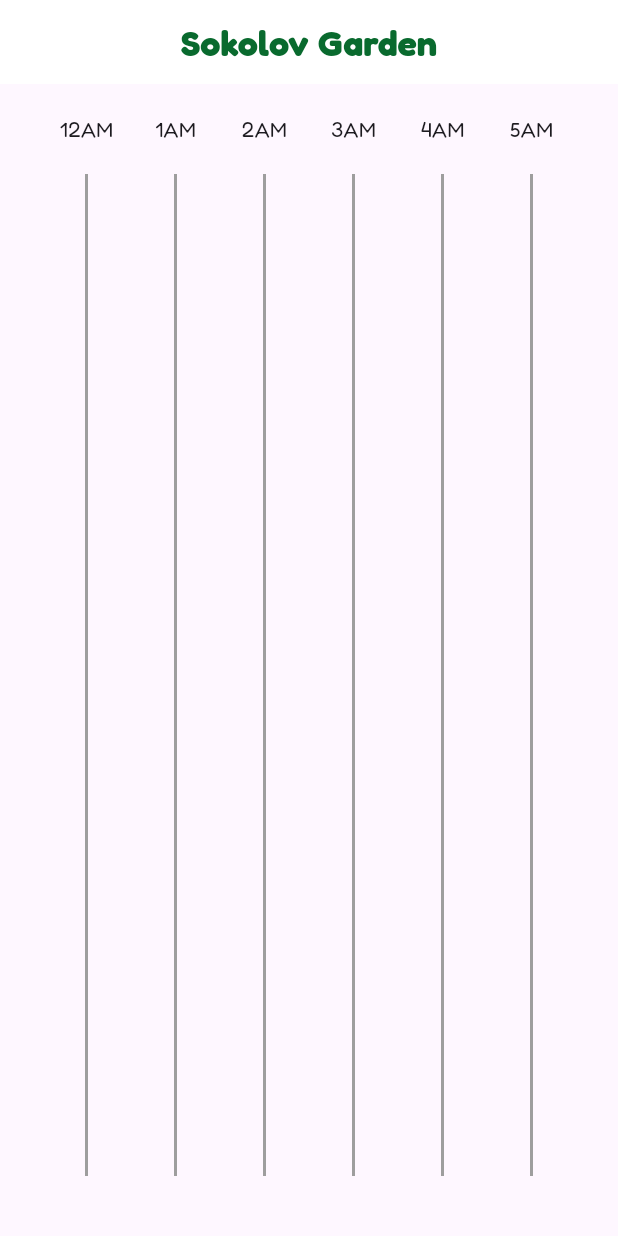
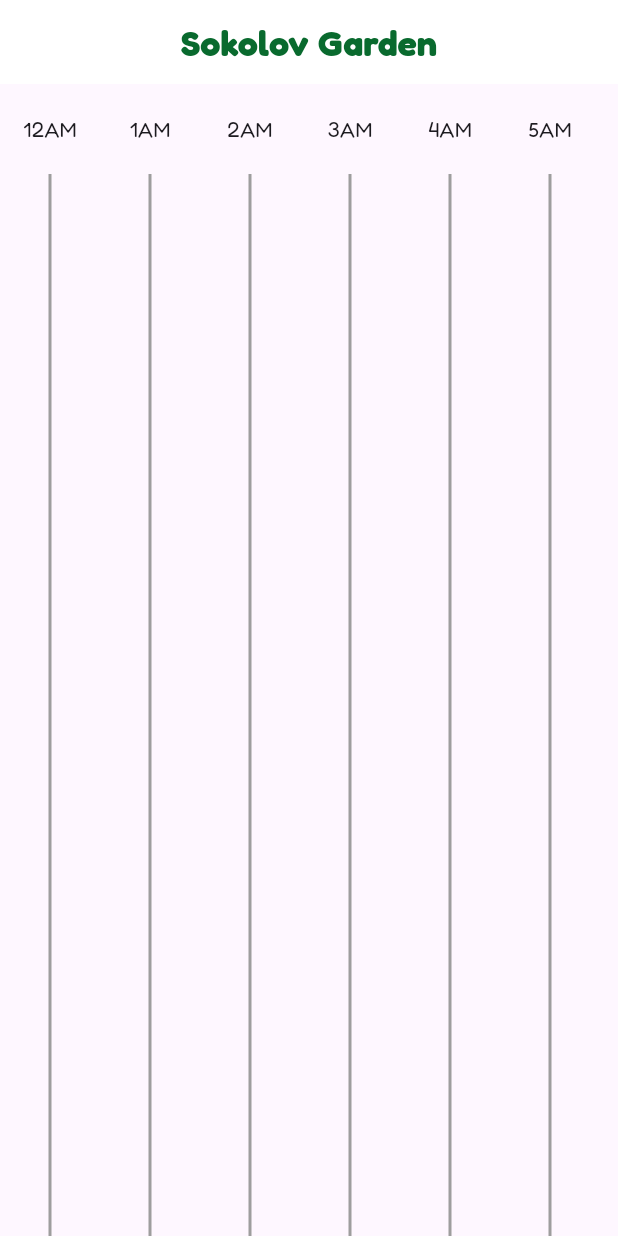
Before and after one commit to Gilad1016/FetchFriends, a Flutter app: the ParkSchedulePage screen opened by its route, on a phone screen of 412 x 824 dp. Run offline on Flutter 3.47's test engine with Material 3 defaults, Android fonts, the phone set to English and light mode, and no system bars; our stand-ins replace go_router, image_picker, pocketbase, shared_preferences, timeline_tile; accounts and stored records are empty.

Commit message:
fix offset of timeline and remove padding

```diff
--- a/lib/park/park_schedule.dart
+++ b/lib/park/park_schedule.dart
@@ -37,9 +37,7 @@ class _ParkSchedulePageState extends State<ParkSchedulePage> {
     return const Scaffold(
       appBar: CustomAppBar(
           titleText: 'Sokolov Garden'),
-      body: Padding(
-        padding: EdgeInsets.only(bottom: 40, left: 28, right: 28),
-        child: Timeline(),
+      body: Timeline(),
         // Column(
         //   mainAxisAlignment: MainAxisAlignment.center,
         //   children: [
@@ -57,7 +55,6 @@ class _ParkSchedulePageState extends State<ParkSchedulePage> {
         //     ),
         //   ],
         // ),
-      ),
       // floatingActionButton: const ArrivalButton(),
       // floatingActionButtonLocation: FloatingActionButtonLocation.endFloat,
     );
--- a/lib/park/widgets/time_line.dart
+++ b/lib/park/widgets/time_line.dart
@@ -22,7 +22,7 @@ class Timeline extends StatelessWidget {
           final String hourLabel = DateFormat('ha').format(
               DateTime(0, 0, 0, i));
           hourLines.add(SizedBox(
-            width: hourWidth,
+            width: hourWidth-2,
             child: HourLine(hourLabel: hourLabel, isCurrentHour: false),
           ));
         }
```
